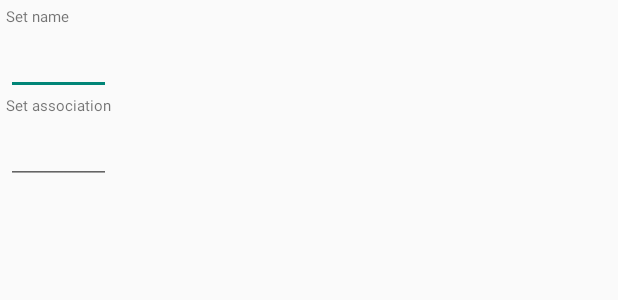
After one commit to aperakett/beaconMe, an Android app: the layout beacon_add_local_association_alert.xml on its own in the app's theme, with its tools: preview values and no code run, on a phone screen of 412 x 824 dp. The commit adds this screen. Shown: the top 300 px of the screen. Run offline under Robolectric (Android 15) with nearby library versions, the phone set to English and light mode, and no system bars.

Commit message:
Add support for setting a name to a beacon
The name broadcasted by a beacon is now overided by any
name set in a local association on the device.

```diff
--- a/BeaconMe/app/src/main/java/no/uit/ods/beaconme/MyBeacons.java
+++ b/BeaconMe/app/src/main/java/no/uit/ods/beaconme/MyBeacons.java
@@ -166,6 +166,7 @@ public class MyBeacons extends ActionBarActivity implements AbsListView.OnItemCl
             if (view == null) {
                 view = inflater.inflate(R.layout.my_beacon_listview, null);
                 viewHolder = new ViewHolderBeacon();
+                viewHolder.deviceName = (TextView) view.findViewById(R.id.my_beacon_name);
                 viewHolder.deviceValue = (TextView) view.findViewById(R.id.my_beacon_value);
                 viewHolder.deviceId = (TextView) view.findViewById(R.id.my_beacon_addr);
                 viewHolder.deviceUuid = (TextView) view.findViewById(R.id.my_beacon_uuid);
@@ -176,6 +177,7 @@ public class MyBeacons extends ActionBarActivity implements AbsListView.OnItemCl
 
             try {
                 JSONObject ass = btleDevices.get(i);
+                viewHolder.deviceName.setText(ass.get("name").toString());
                 viewHolder.deviceValue.setText(ass.get("value").toString());
                 viewHolder.deviceId.setText(ass.get("id").toString());
                 viewHolder.deviceUuid.setText(ass.get("uuid").toString());
@@ -191,6 +193,7 @@ public class MyBeacons extends ActionBarActivity implements AbsListView.OnItemCl
 
     private class ViewHolderBeacon {
         ImageView   devicePic;
+        TextView    deviceName;
         TextView    deviceValue;
         TextView    deviceUuid;
         TextView    deviceId;
--- /dev/null
+++ b/BeaconMe/app/src/main/res/layout/beacon_add_local_association_alert.xml
@@ -0,0 +1,34 @@
+<?xml version="1.0" encoding="utf-8"?>
+<LinearLayout
+    xmlns:android="http://schemas.android.com/apk/res/android"
+    android:orientation="vertical"
+    android:layout_width="wrap_content"
+    android:layout_height="wrap_content"
+    android:id="@+id/beacon_add_local"
+    android:padding="4dp">
+
+
+
+    <TextView
+        android:layout_width="match_parent"
+        android:layout_height="match_parent"
+        android:text="@string/name"
+        android:textSize="@dimen/add_beacon_association_label_size"/>
+
+    <EditText
+        android:layout_width="fill_parent"
+        android:layout_height="wrap_content"
+        android:id="@+id/beacon_add_local_name"/>
+
+    <TextView
+        android:layout_width="match_parent"
+        android:layout_height="match_parent"
+        android:text="@string/ass"
+        android:textSize="@dimen/add_beacon_association_label_size"/>
+
+    <EditText
+        android:layout_width="fill_parent"
+        android:layout_height="wrap_content"
+        android:id="@+id/beacon_add_local_ass"/>
+
+</LinearLayout>
--- a/BeaconMe/app/src/main/res/values/strings.xml
+++ b/BeaconMe/app/src/main/res/values/strings.xml
@@ -13,9 +13,11 @@
 
     // Strings used by beacon scan list activity
     <string name="no_beacons_found">No Beacons within range!</string>
-    <string name="discovered_beacons">Nearby beacons:</string>
+    <string name="discovered_beacons">Nearby beacons</string>
     <string name="unknown_device">UnknownDevice</string>
     <string name="title_activity_le_device_list">LeDeviceListActivity</string>
+    <string name="name">Set name</string>
+    <string name="ass">Set association</string>
 
     // Strings used by association list
     <string name="association_filename">associations.raw</string>
@@ -24,6 +26,6 @@
     <string name="categories">Select category:</string>
     <string name="categories_beacon_info">Beacon Information:</string>
     <string name="title_activity_my_associations">MyBeacons</string>
-    <string name="my_beacons">My Beacons:</string>
+    <string name="my_beacons">My Beacons</string>
     <string name="delete">Delete</string>
 </resources>
```
Also changed, not shown: BeaconMe/app/src/main/java/no/uit/ods/beaconme/BeaconAssociationList.java (+23 -4 lines), BeaconMe/app/src/main/java/no/uit/ods/beaconme/BeaconScanListActivity.java (+32 -20 lines), BeaconMe/app/src/main/java/no/uit/ods/beaconme/BeaconScannerService.java (+15 -14 lines), BeaconMe/app/src/main/res/layout/my_beacon_listview.xml (+14 -5 lines), BeaconMe/app/src/main/res/layout/beacon_add_remote_association_alert.xml (renamed from BeaconMe/app/src/main/res/layout/beacon_category.xml).
